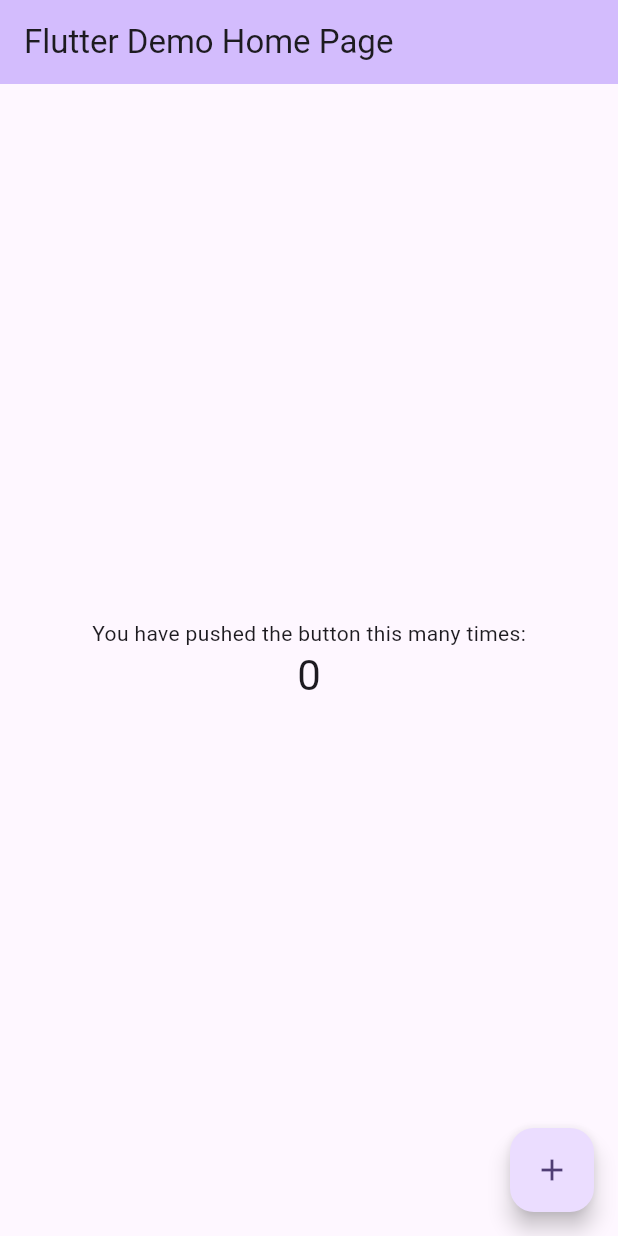
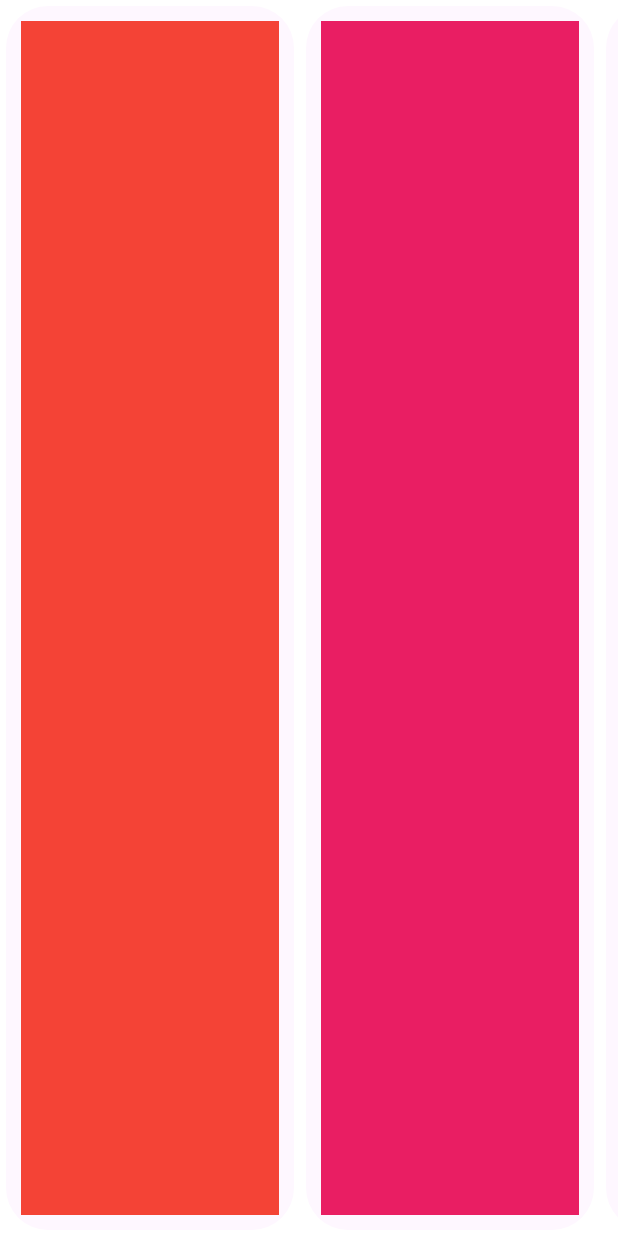
Before and after one commit to mdshakilhossain720/FlutterAllPraticsCode, a Flutter app: the screen it shows after launch, on a phone screen of 412 x 824 dp. Run offline on Flutter 3.47's test engine with Material 3 defaults, Android fonts, the phone set to English and light mode, and no system bars.

Commit message:
slider add

```diff
--- /dev/null
+++ b/carasulslider/lib/carouselView.dart
@@ -0,0 +1,17 @@
+import 'package:flutter/material.dart';
+
+class CarouselviewScren extends StatelessWidget {
+  const CarouselviewScren({super.key});
+
+  @override
+  Widget build(BuildContext context) {
+    return ConstrainedBox(
+      constraints: BoxConstraints(minHeight:180 ),
+      child: CarouselView(itemExtent: 200,shrinkExtent: 200, children: List.generate(10, (index) => Container(
+        margin: EdgeInsets.all(10),
+        color: Colors.primaries[index % Colors.primaries.length],
+      ))),
+
+    );
+  }
+}
--- a/carasulslider/lib/main.dart
+++ b/carasulslider/lib/main.dart
@@ -1,4 +1,6 @@
 import 'package:flutter/material.dart';
+
+import 'carouselView.dart';
 
 void main() {
   runApp(const MyApp());
@@ -30,7 +32,7 @@
         // tested with just a hot reload.
         colorScheme: ColorScheme.fromSeed(seedColor: Colors.deepPurple),
       ),
-      home: const MyHomePage(title: 'Flutter Demo Home Page'),
+      home: CarouselviewScren(),
     );
   }
 }
```
